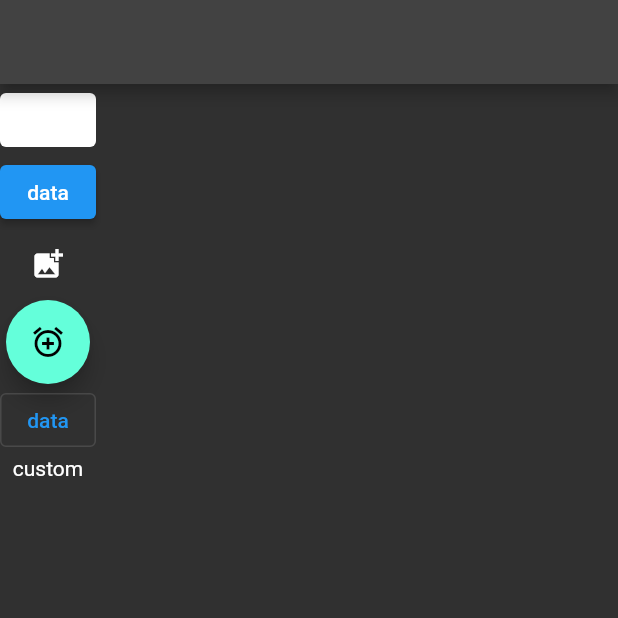
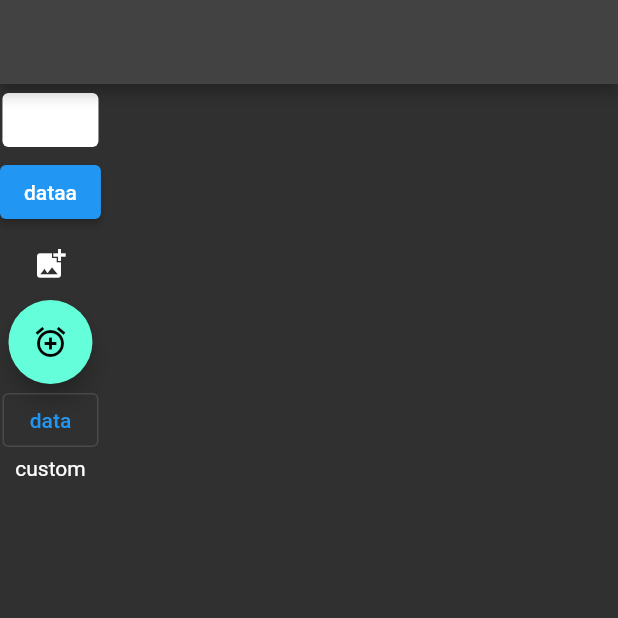
Before and after one commit to FrknTnc/Flutter_Works, a Flutter app: the screen it shows after launch, on a phone screen of 412 x 824 dp, the top half of it. Run offline on Flutter 3.47's test engine with Material 2 defaults, Android fonts, the phone set to English and light mode, and no system bars.

Commit message:
Update dört_button_learn.dart

```diff
--- a/lib/101/dört_button_learn.dart
+++ b/lib/101/dört_button_learn.dart
@@ -20,7 +20,7 @@ class ButtonLearnWidget extends StatelessWidget {
               return Colors.white;
             })),
           ),
-          ElevatedButton(onPressed: () {}, child: Text('data')),
+          ElevatedButton(onPressed: () {}, child: Text('dataa')),
           IconButton(
               onPressed: () {}, icon: const Icon(Icons.add_photo_alternate)),
           FloatingActionButton(
```
